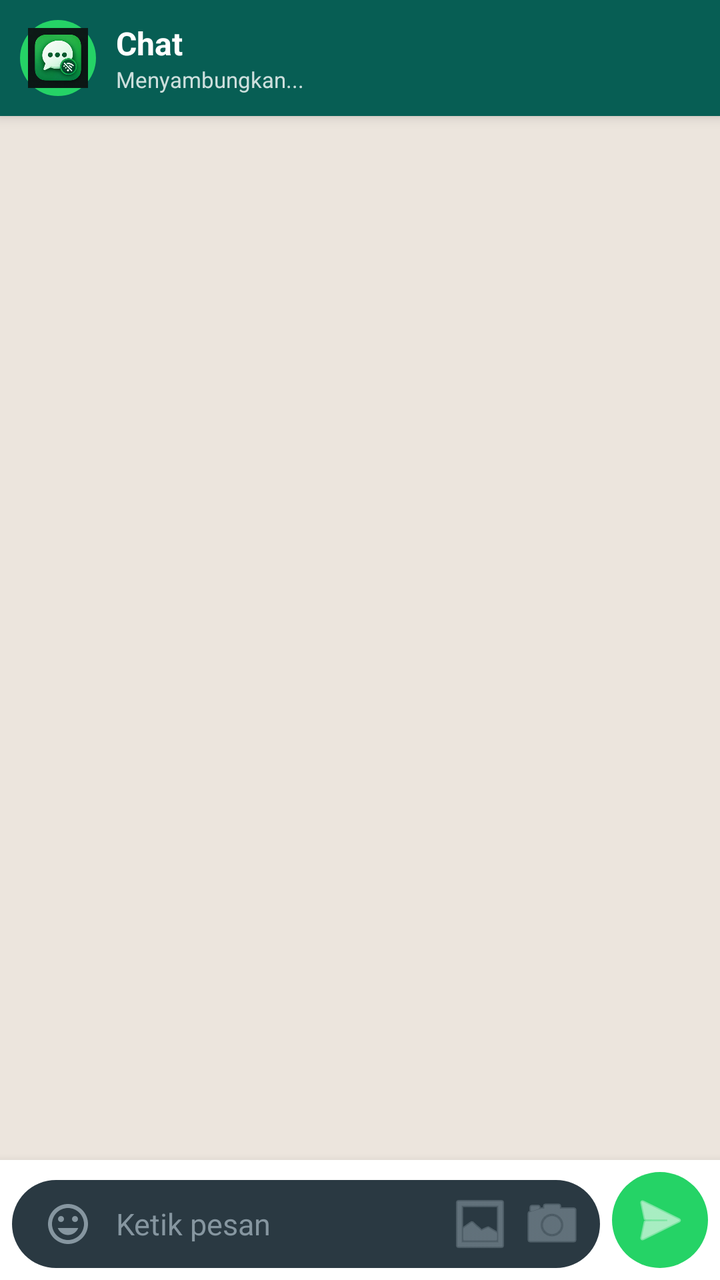
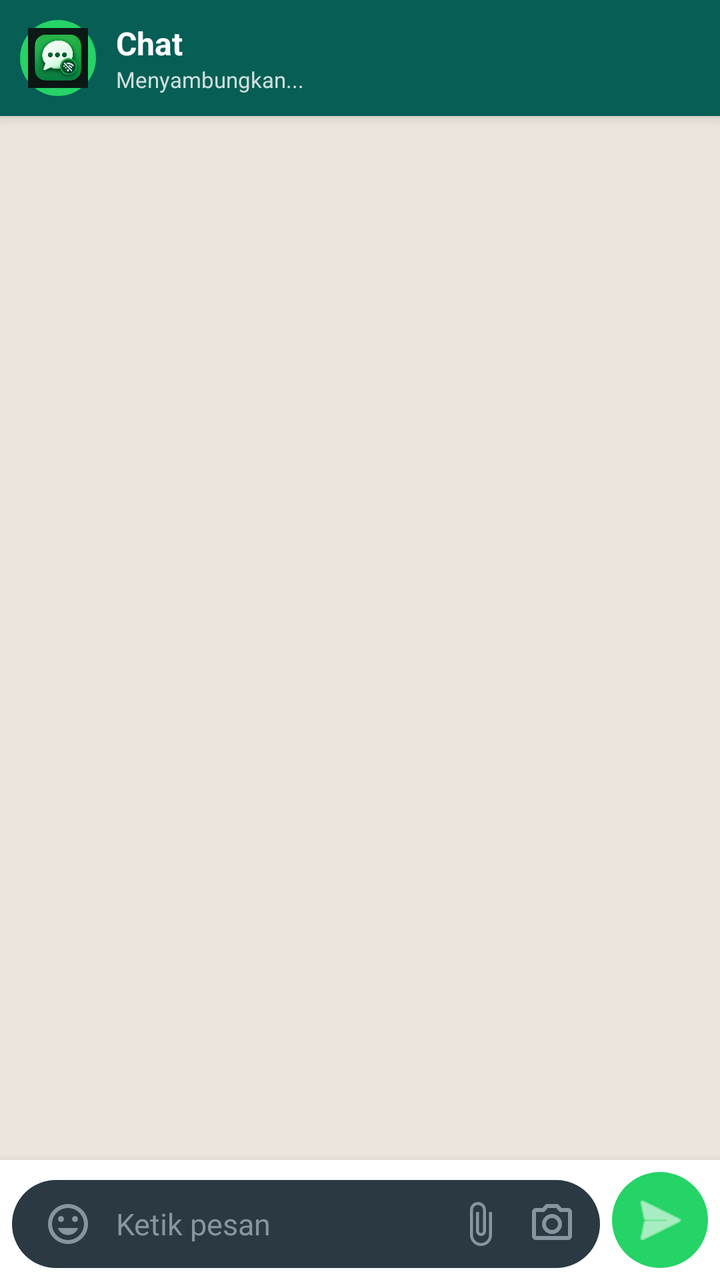

Two renders of the same Android screen: before a commit and after it. Below are the layout's source before the change and the commit's diff.
<!-- AndroidManifest.xml: application theme Theme.Material3.DayNight.NoActionBar -->
<!-- res/layout/activity_chat.xml -->
<?xml version="1.0" encoding="utf-8"?>
<LinearLayout xmlns:android="http://schemas.android.com/apk/res/android"
    android:layout_width="match_parent"
    android:layout_height="match_parent"
    android:orientation="vertical"
    android:background="@color/chat_bg">

    <LinearLayout
        android:id="@+id/chatHeader"
        android:layout_width="match_parent"
        android:layout_height="wrap_content"
        android:background="@drawable/header_bg"
        android:orientation="horizontal"
        android:padding="10dp"
        android:gravity="center_vertical"
        android:elevation="4dp">

        <ImageView
            android:layout_width="38dp"
            android:layout_height="38dp"
            android:src="@drawable/splash_logo"
            android:background="@drawable/send_button_bg"
            android:padding="4dp" />

        <LinearLayout
            android:layout_width="0dp"
            android:layout_height="wrap_content"
            android:layout_weight="1"
            android:orientation="vertical"
            android:paddingStart="10dp">

            <TextView
                android:id="@+id/chatTitle"
                android:layout_width="match_parent"
                android:layout_height="wrap_content"
                android:text="Chat"
                android:textColor="#FFFFFF"
                android:textSize="16sp"
                android:textStyle="bold" />

            <TextView
                android:id="@+id/chatStatus"
                android:layout_width="match_parent"
                android:layout_height="wrap_content"
                android:text="Menyambungkan..."
                android:textColor="#CCFFFFFF"
                android:textSize="11sp" />
        </LinearLayout>
    </LinearLayout>

    <androidx.recyclerview.widget.RecyclerView
        android:id="@+id/messageList"
        android:layout_width="match_parent"
        android:layout_height="0dp"
        android:layout_weight="1"
        android:padding="6dp"
        android:clipToPadding="false" />

    <include
        android:id="@+id/emojiPanel"
        layout="@layout/emoji_picker"
        android:visibility="gone" />

    <LinearLayout
        android:layout_width="match_parent"
        android:layout_height="wrap_content"
        android:background="@color/bubble_other"
        android:orientation="horizontal"
        android:padding="6dp"
        android:gravity="bottom"
        android:elevation="8dp">

        <LinearLayout
            android:layout_width="0dp"
            android:layout_height="wrap_content"
            android:layout_weight="1"
            android:background="@drawable/wa_input_bg"
            android:orientation="horizontal"
            android:gravity="center_vertical"
            android:minHeight="44dp"
            android:paddingStart="12dp"
            android:paddingEnd="8dp">

            <ImageButton
                android:id="@+id/btnEmoji"
                android:layout_width="32dp"
                android:layout_height="32dp"
                android:background="?android:attr/selectableItemBackgroundBorderless"
                android:src="@drawable/ic_emoji"
                android:tint="#8696A0"
                android:scaleType="centerInside"
                android:contentDescription="Emoji" />

            <EditText
                android:id="@+id/messageInput"
                android:layout_width="0dp"
                android:layout_height="wrap_content"
                android:layout_weight="1"
                android:background="@null"
                android:hint="Ketik pesan"
                android:minHeight="40dp"
                android:maxLines="5"
                android:textSize="15sp"
                android:textColor="@color/text_primary"
                android:textColorHint="#8696A0"
                android:paddingStart="8dp"
                android:paddingEnd="8dp"
                android:inputType="textMultiLine|textCapSentences"
                android:importantForAutofill="no" />

            <ImageButton
                android:id="@+id/btnAttach"
                android:layout_width="32dp"
                android:layout_height="32dp"
                android:background="?android:attr/selectableItemBackgroundBorderless"
                android:src="@android:drawable/ic_menu_gallery"
                android:tint="#8696A0"
                android:scaleType="centerInside"
                android:contentDescription="Lampiran" />

            <ImageButton
                android:id="@+id/btnCamera"
                android:layout_width="32dp"
                android:layout_height="32dp"
                android:layout_marginStart="4dp"
                android:background="?android:attr/selectableItemBackgroundBorderless"
                android:src="@android:drawable/ic_menu_camera"
                android:tint="#8696A0"
                android:scaleType="centerInside"
                android:contentDescription="Kamera" />
        </LinearLayout>

        <ImageButton
            android:id="@+id/btnSend"
            android:layout_width="48dp"
            android:layout_height="48dp"
            android:layout_marginStart="6dp"
            android:background="@drawable/send_button_bg"
            android:src="@android:drawable/ic_menu_send"
            android:scaleType="centerInside"
            android:contentDescription="Kirim"
            android:tint="#FFFFFF" />
    </LinearLayout>

</LinearLayout>
<!-- res/layout/emoji_picker.xml (included above) -->
<?xml version="1.0" encoding="utf-8"?>
<LinearLayout xmlns:android="http://schemas.android.com/apk/res/android"
    android:layout_width="match_parent"
    android:layout_height="280dp"
    android:background="@color/bubble_other"
    android:orientation="vertical"
    android:elevation="8dp">

    <LinearLayout
        android:layout_width="match_parent"
        android:layout_height="wrap_content"
        android:orientation="horizontal"
        android:padding="10dp"
        android:gravity="center_vertical">

        <TextView
            android:layout_width="0dp"
            android:layout_height="wrap_content"
            android:layout_weight="1"
            android:text="Emoji"
            android:textStyle="bold"
            android:textSize="13sp"
            android:textColor="@color/text_primary" />

        <ImageButton
            android:id="@+id/btnCloseEmoji"
            android:layout_width="32dp"
            android:layout_height="32dp"
            android:background="?android:attr/selectableItemBackgroundBorderless"
            android:src="@android:drawable/ic_menu_close_clear_cancel"
            android:tint="@color/text_secondary"
            android:contentDescription="Tutup" />
    </LinearLayout>

    <View
        android:layout_width="match_parent"
        android:layout_height="1dp"
        android:background="#20000000" />

    <androidx.recyclerview.widget.RecyclerView
        android:id="@+id/emojiGrid"
        android:layout_width="match_parent"
        android:layout_height="match_parent"
        android:padding="4dp"
        android:clipToPadding="false" />
</LinearLayout>
<!-- resources referenced by this layout -->
<resources>
  <color name="bubble_other">#FFFFFF</color>
  <color name="chat_bg">#ECE5DD</color>
  <color name="text_primary">#111B21</color>
  <color name="text_secondary">#667781</color>
  <!-- drawable header_bg (drawable) -->
  <?xml version="1.0" encoding="utf-8"?>
  <shape xmlns:android="http://schemas.android.com/apk/res/android"
      android:shape="rectangle">
      <solid android:color="@color/brand_green" />
  </shape>
  <!-- drawable ic_emoji (drawable) -->
  <vector xmlns:android="http://schemas.android.com/apk/res/android"
      android:width="24dp"
      android:height="24dp"
      android:viewportWidth="24"
      android:viewportHeight="24"
      android:tint="#8696A0">
      <path
          android:fillColor="@android:color/white"
          android:pathData="M12,2C6.48,2 2,6.48 2,12s4.48,10 10,10 10,-4.48 10,-10S17.52,2 12,2zM12,20c-4.41,0 -8,-3.59 -8,-8s3.59,-8 8,-8 8,3.59 8,8 -3.59,8 -8,8zM15.5,11c0.83,0 1.5,-0.67 1.5,-1.5S16.33,8 15.5,8 14,8.67 14,9.5s0.67,1.5 1.5,1.5zM8.5,11c0.83,0 1.5,-0.67 1.5,-1.5S9.33,8 8.5,8 7,8.67 7,9.5 7.67,11 8.5,11zM12,17.5c2.33,0 4.31,-1.46 5.11,-3.5L6.89,14c0.8,2.04 2.78,3.5 5.11,3.5z" />
  </vector>
  <!-- drawable send_button_bg (drawable) -->
  <?xml version="1.0" encoding="utf-8"?>
  <shape xmlns:android="http://schemas.android.com/apk/res/android"
      android:shape="oval">
      <solid android:color="@color/brand_accent" />
  </shape>
  <!-- drawable splash_logo: png bitmap (drawable, 55583 bytes) -->
  <!-- drawable wa_input_bg (drawable) -->
  <?xml version="1.0" encoding="utf-8"?>
  <shape xmlns:android="http://schemas.android.com/apk/res/android"
      android:shape="rectangle">
      <solid android:color="#2A3942" />
      <corners android:radius="22dp" />
  </shape>
  <color name="brand_green">#075E54</color>
  <color name="brand_accent">#25D366</color>
</resources>

<!-- the commit's change to res/layout/activity_chat.xml (unified diff, before → after) -->
@@ -113,7 +113,7 @@
                 android:layout_width="32dp"
                 android:layout_height="32dp"
                 android:background="?android:attr/selectableItemBackgroundBorderless"
-                android:src="@android:drawable/ic_menu_gallery"
+                android:src="@drawable/ic_attach_outline"
                 android:tint="#8696A0"
                 android:scaleType="centerInside"
                 android:contentDescription="Lampiran" />
@@ -124,7 +124,7 @@
                 android:layout_height="32dp"
                 android:layout_marginStart="4dp"
                 android:background="?android:attr/selectableItemBackgroundBorderless"
-                android:src="@android:drawable/ic_menu_camera"
+                android:src="@drawable/ic_camera_outline"
                 android:tint="#8696A0"
                 android:scaleType="centerInside"
                 android:contentDescription="Kamera" />
<!-- resource entries referenced after the edit -->
@@ -10,6 +10,22 @@
       android:shape="rectangle">
       <solid android:color="@color/brand_green" />
   </shape>
+  <!-- drawable ic_attach_outline (drawable) -->
+  <vector xmlns:android="http://schemas.android.com/apk/res/android"
+      android:width="24dp" android:height="24dp"
+      android:viewportWidth="24" android:viewportHeight="24"
+      android:tint="?attr/colorControlNormal">
+      <path android:fillColor="@android:color/white"
+          android:pathData="M16.5,6v11.5c0,2.21 -1.79,4 -4,4s-4,-1.79 -4,-4V5c0,-1.38 1.12,-2.5 2.5,-2.5s2.5,1.12 2.5,2.5v10.5c0,0.55 -0.45,1 -1,1s-1,-0.45 -1,-1V6H10v9.5c0,1.38 1.12,2.5 2.5,2.5s2.5,-1.12 2.5,-2.5V5c0,-2.21 -1.79,-4 -4,-4S7,2.79 7,5v12.5c0,3.04 2.46,5.5 5.5,5.5s5.5,-2.46 5.5,-5.5V6h-1.5z"/>
+  </vector>
+  <!-- drawable ic_camera_outline (drawable) -->
+  <vector xmlns:android="http://schemas.android.com/apk/res/android"
+      android:width="24dp" android:height="24dp"
+      android:viewportWidth="24" android:viewportHeight="24"
+      android:tint="?attr/colorControlNormal">
+      <path android:fillColor="@android:color/white"
+          android:pathData="M14.12,4l1.83,2H20v12H4V6h4.05l1.83,-2h4.24M15,2H9L7.17,4H4c-1.1,0 -2,0.9 -2,2v12c0,1.1 0.9,2 2,2h16c1.1,0 2,-0.9 2,-2V6c0,-1.1 -0.9,-2 -2,-2h-3.17L15,2zM12,17c-2.76,0 -5,-2.24 -5,-5s2.24,-5 5,-5 5,2.24 5,5 -2.24,5 -5,5zM12,9c-1.65,0 -3,1.35 -3,3s1.35,3 3,3 3,-1.35 3,-3 -1.35,-3 -3,-3z"/>
+  </vector>
   <!-- drawable ic_emoji (drawable) -->
   <vector xmlns:android="http://schemas.android.com/apk/res/android"
       android:width="24dp"
